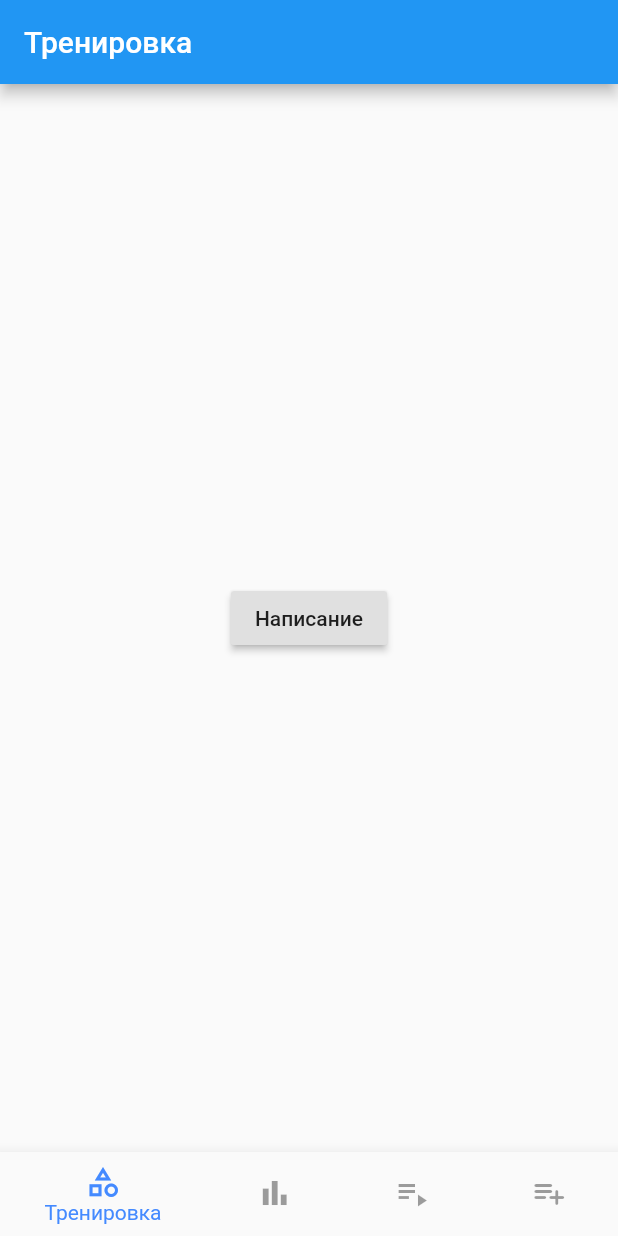
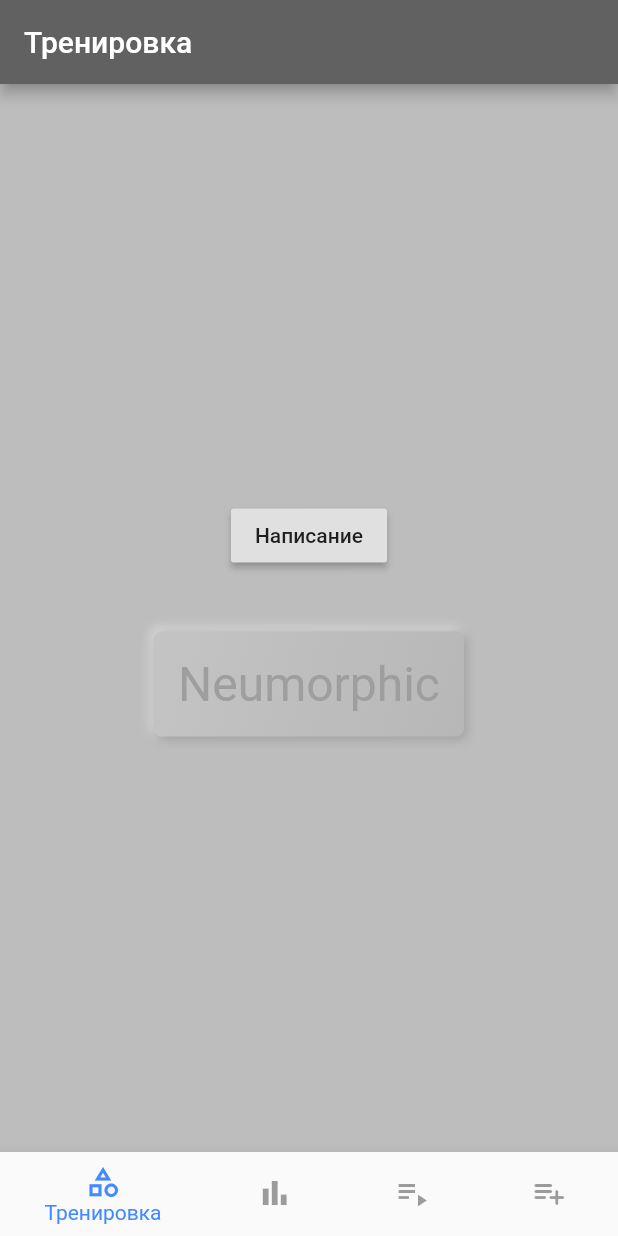
Before and after one commit to dm-uporov/worderful, a Flutter app: the screen it shows after launch, on a phone screen of 412 x 824 dp. Run offline on Flutter 3.47's test engine with Material 2 defaults, Android fonts, the phone set to English and light mode, and no system bars; our stand-ins replace hive, hive_flutter; accounts and stored records are empty; generated files the repository leaves out were written again.

Commit message:
NeumorphicContainer.dart

```diff
--- a/lib/screen/home/home.dart
+++ b/lib/screen/home/home.dart
@@ -27,7 +27,9 @@ class _HomeScreenState extends State<HomeScreen> {
   Widget build(BuildContext context) {
     final selectedScreen = Screen.values[_selectedIndex];
     return Scaffold(
+      backgroundColor: Colors.grey.shade400,
       appBar: AppBar(
+        backgroundColor: Colors.grey.shade700,
         title: Text(selectedScreen.title),
       ),
       body: IndexedStack(
--- a/lib/screen/home/training.dart
+++ b/lib/screen/home/training.dart
@@ -1,4 +1,7 @@
 import 'package:flutter/material.dart';
+import 'dart:ui';
+
+import 'package:words_remember/utils/NeumorphicContainer.dart';
 
 class TrainingScreen extends StatefulWidget {
   const TrainingScreen({Key key}) : super(key: key);
@@ -20,6 +23,13 @@ class _TrainingScreenState extends State<TrainingScreen> {
               Navigator.pushNamed(context, '/training/writing');
             },
           ),
+          Padding(padding: EdgeInsets.only(top: 40.0)),
+          NeumorphicContainer(
+            child: Text(
+              "Neumorphic",
+              style: TextStyle(fontSize: 32.0, color: Colors.grey.shade500),
+            ),
+          ),
         ],
       ),
     );
--- /dev/null
+++ b/lib/utils/NeumorphicContainer.dart
@@ -0,0 +1,109 @@
+import 'package:flutter/material.dart';
+
+class NeumorphicContainer extends StatefulWidget {
+  const NeumorphicContainer({Key key, this.child}) : super(key: key);
+
+  final Widget child;
+
+  @override
+  _NeumorphicContainerState createState() => _NeumorphicContainerState(child);
+}
+
+class _NeumorphicContainerState extends State<NeumorphicContainer> {
+  _NeumorphicContainerState(this.child);
+
+  final Widget child;
+
+  final bevel = 5.0;
+  final blurOffset = Offset(2.0, 2.0);
+
+  final lightColor = Colors.grey.shade300;
+  final mainColor = Colors.grey.shade400;
+  final darkColor = Colors.grey.shade500;
+
+  bool pressed = false;
+
+  @override
+  Widget build(BuildContext context) {
+    return TweenAnimationBuilder(
+      tween: Tween<double>(
+        begin: pressed ? 1.0 : 0.0,
+        end: pressed ? 0.0 : 1.0,
+      ),
+      curve: Curves.easeOutCubic,
+      duration: Duration(milliseconds: 200),
+      builder: (context, value, child) {
+        return GestureDetector(
+          onTapDown: (details) {
+            setState(() {
+              pressed = true;
+            });
+          },
+          onTapUp: (details) {
+            setState(() {
+              pressed = false;
+            });
+          },
+          onTapCancel: () {
+            setState(() {
+              pressed = false;
+            });
+          },
+          child: createWidget(value),
+        );
+      },
+    );
+  }
+
+  Widget createWidget(double shadowCoefficient) {
+    Offset lightOffset = Offset(
+      -shadowCoefficient * blurOffset.dx,
+      -shadowCoefficient * blurOffset.dy,
+    );
+    Offset darkOffset = Offset(
+      shadowCoefficient * blurOffset.dx,
+      shadowCoefficient * blurOffset.dy,
+    );
+
+    final gradientOpacity = 1.0 - (shadowCoefficient.abs() * 0.2);
+    final colors = shadowCoefficient > 0
+        ? [
+            Color.alphaBlend(
+              mainColor.withOpacity(gradientOpacity),
+              lightColor,
+            ),
+            Color.alphaBlend(
+              mainColor.withOpacity(gradientOpacity),
+              darkColor,
+            ),
+          ]
+        : [
+            Color.alphaBlend(
+              mainColor.withOpacity(gradientOpacity),
+              darkColor,
+            ),
+            Color.alphaBlend(
+              mainColor.withOpacity(gradientOpacity),
+              lightColor,
+            ),
+          ];
+
+    return Container(
+      padding: EdgeInsets.all(16.0),
+      child: child,
+      decoration: BoxDecoration(
+        borderRadius: BorderRadius.circular(bevel),
+        color: Colors.grey.shade400,
+        boxShadow: [
+          BoxShadow(blurRadius: bevel * shadowCoefficient, offset: lightOffset, color: lightColor),
+          BoxShadow(blurRadius: bevel * shadowCoefficient, offset: darkOffset, color: darkColor)
+        ],
+        gradient: LinearGradient(
+          begin: Alignment.topLeft,
+          end: Alignment.bottomRight,
+          colors: colors,
+        ),
+      ),
+    );
+  }
+}
```
